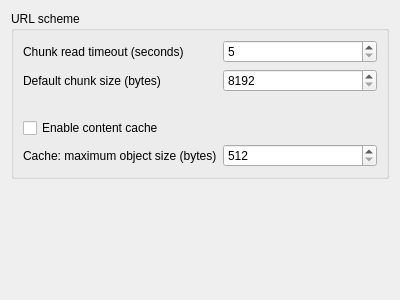
Above: galacteek/ui/forms/settings_urlscheme.ui from pinnaculum/galacteek before the change. Below: the same form after it.
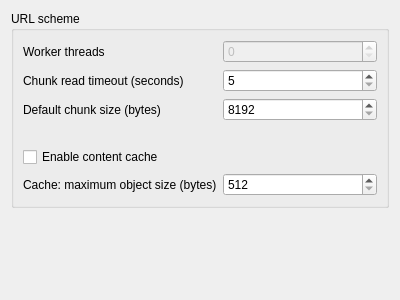
That is the form after the change.

Patch:
```diff
--- a/galacteek/ui/forms/settings_urlscheme.ui
+++ b/galacteek/ui/forms/settings_urlscheme.ui
@@ -24,7 +24,7 @@
        <layout class="QGridLayout" name="gridLayout_2">
         <item row="0" column="0">
          <layout class="QGridLayout" name="gridLayout">
-          <item row="0" column="1">
+          <item row="1" column="1">
            <widget class="QSpinBox" name="chunkReadTimeout">
             <property name="minimum">
              <number>5</number>
@@ -37,7 +37,7 @@
             </property>
            </widget>
           </item>
-          <item row="2" column="0">
+          <item row="3" column="0">
            <spacer name="verticalSpacer_2">
             <property name="orientation">
              <enum>Qt::Vertical</enum>
@@ -53,7 +53,7 @@
             </property>
            </spacer>
           </item>
-          <item row="1" column="1">
+          <item row="2" column="1">
            <widget class="QSpinBox" name="chunkSizeDefault">
             <property name="minimum">
              <number>8192</number>
@@ -66,14 +66,14 @@
             </property>
            </widget>
           </item>
-          <item row="1" column="0">
+          <item row="2" column="0">
            <widget class="QLabel" name="label_3">
             <property name="text">
              <string>Default chunk size (bytes)</string>
             </property>
            </widget>
           </item>
-          <item row="3" column="0">
+          <item row="4" column="0">
            <widget class="QCheckBox" name="contentCacheEnable">
             <property name="toolTip">
              <string>&lt;html&gt;&lt;head/&gt;&lt;body&gt;&lt;p&gt;&lt;span style=&quot; font-size:10pt;&quot;&gt;Enable object caching for certain MIME types&lt;/span&gt;&lt;/p&gt;&lt;/body&gt;&lt;/html&gt;</string>
@@ -83,21 +83,21 @@
             </property>
            </widget>
           </item>
-          <item row="0" column="0">
+          <item row="1" column="0">
            <widget class="QLabel" name="label_2">
             <property name="text">
              <string>Chunk read timeout (seconds)</string>
             </property>
            </widget>
           </item>
-          <item row="4" column="0">
+          <item row="5" column="0">
            <widget class="QLabel" name="label">
             <property name="text">
              <string>Cache: maximum object size (bytes)</string>
             </property>
            </widget>
           </item>
-          <item row="4" column="1">
+          <item row="5" column="1">
            <widget class="QSpinBox" name="contentCacheMaxObjectSize">
             <property name="minimum">
              <number>512</number>
@@ -110,6 +110,23 @@
             </property>
            </widget>
           </item>
+          <item row="0" column="0">
+           <widget class="QLabel" name="label_4">
+            <property name="toolTip">
+             <string>&lt;html&gt;&lt;head/&gt;&lt;body&gt;&lt;p&gt;Number of maximum worker threads for this URL scheme&lt;/p&gt;&lt;/body&gt;&lt;/html&gt;</string>
+            </property>
+            <property name="text">
+             <string>Worker threads</string>
+            </property>
+           </widget>
+          </item>
+          <item row="0" column="1">
+           <widget class="QSpinBox" name="threadPoolMaxWorkers">
+            <property name="enabled">
+             <bool>false</bool>
+            </property>
+           </widget>
+          </item>
          </layout>
         </item>
        </layout>
```
